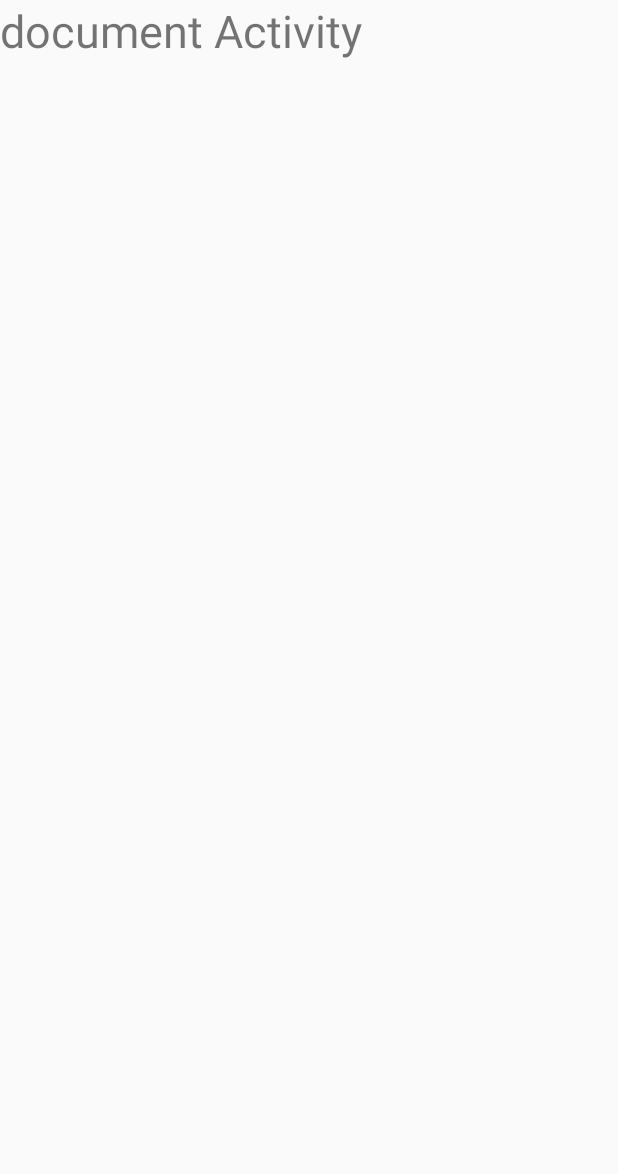
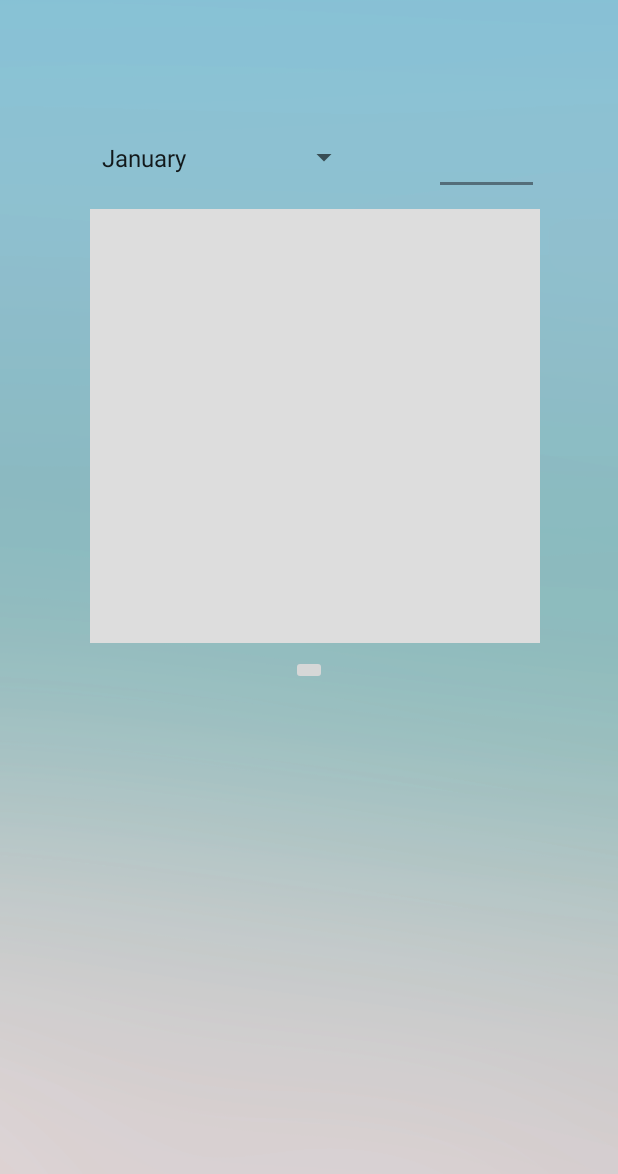
Before and after one commit to Sophia2730/TravelStory, an Android app: the DocumentAdd screen opened directly, with no data from a screen before it, on a phone screen of 412 x 824 dp. Shown: the top 1174 px of the screen. Run offline under Robolectric (Android 15) with nearby library versions, the phone set to English and light mode, and no system bars.

Commit message:
Document ListView SQLite에 추가하기

```diff
--- a/app/src/main/java/com/example/sophia/travelstory/Detail/DocumentAdd.java
+++ b/app/src/main/java/com/example/sophia/travelstory/Detail/DocumentAdd.java
@@ -1,15 +1,71 @@
 package com.example.sophia.travelstory.Detail;
 
+import android.app.Activity;
+import android.content.Intent;
 import android.os.Bundle;
-import android.support.v7.app.AppCompatActivity;
+import android.view.View;
+import android.widget.AdapterView;
+import android.widget.ArrayAdapter;
+import android.widget.EditText;
+import android.widget.ImageButton;
+import android.widget.Spinner;
+import android.widget.Toast;
 
 import com.example.sophia.travelstory.R;
 
-public class DocumentAdd extends AppCompatActivity {
+public class DocumentAdd extends Activity implements AdapterView.OnItemSelectedListener {
+    Spinner spinner;
+    String[] item;
+    ImageButton btn_add;
+    String month, curLocation;
+    DetailDBHelper dbHelper;
+    DocumentFragment document;
 
     @Override
     protected void onCreate(Bundle savedInstanceState) {
         super.onCreate(savedInstanceState);
         setContentView(R.layout.activity_document_add);
+
+        spinner = (Spinner) findViewById(R.id.spinner);
+        spinner.setOnItemSelectedListener(this);
+
+        item = new String[]{"January", "February", "March", "April", "May", "June", "July", "August", "September", "October", "November", "December"};
+
+        ArrayAdapter<String> adapter = new ArrayAdapter<String>(this, android.R.layout.simple_spinner_item, item);
+        adapter.setDropDownViewResource(android.R.layout.simple_spinner_dropdown_item);
+
+        spinner.setAdapter(adapter);
+
+        dbHelper = new DetailDBHelper(getApplicationContext(), "DOCUMENT.db", null, 1);
+        final EditText edt_date, edt_content;
+        edt_date = (EditText) findViewById(R.id.edt_docuDate);
+        edt_content = (EditText) findViewById(R.id.edt_docuContent);
+
+        Intent intent = getIntent();
+        curLocation = intent.getStringExtra("curLocation");
+        document = new DocumentFragment();
+
+        btn_add = (ImageButton) findViewById(R.id.btn_add);
+        btn_add.setOnClickListener(new View.OnClickListener() {
+            @Override
+            public void onClick(View v) {
+                if (Integer.parseInt(edt_date.getText().toString()) > 31)
+                Toast.makeText(DocumentAdd.this, "디비에 넣는 값\n" + curLocation + "/" + month + "/" + edt_date.getText().toString() + "/" + edt_content.getText().toString(), Toast.LENGTH_SHORT).show();
+                dbHelper.insertDocument(curLocation, month, Integer.parseInt(edt_date.getText().toString()), edt_content.getText().toString());
+
+                setResult(200);
+                finish();
+            }
+        });
+    }
+
+    @Override
+    public void onItemSelected(AdapterView<?> parent, View view, int position, long id) {
+        month = item[position];
+    }
+
+    @Override
+    public void onNothingSelected(AdapterView<?> parent) {
+        month = item[0];
     }
 }
--- a/app/src/main/java/com/example/sophia/travelstory/Detail/DocumentLayout.java
+++ b/app/src/main/java/com/example/sophia/travelstory/Detail/DocumentLayout.java
@@ -53,8 +53,8 @@ public class DocumentLayout extends LinearLayout {
 		monthTextView.setText(month);
 	}
 
-	public void setDate(String date) {//소속 설정
-		dateTextView.setText(date);
+	public void setDate(int date) {//소속 설정
+		dateTextView.setText(date + "");
 	}
 
 	public void setContent(String content) {//노래 설정
--- a/app/src/main/java/com/example/sophia/travelstory/Detail/RecodeFragment.java
+++ b/app/src/main/java/com/example/sophia/travelstory/Detail/RecodeFragment.java
@@ -50,8 +50,8 @@ public class RecodeFragment extends Fragment {
 //                //getName() 메서드를 이용하여 아이템에서 이름을 가져옴
 //                String curName = curItem.getName();
 
-                ((DetailActivity) getActivity()).onItemSelected(Recode.get(position).resId, Recode.get(position).name,
-                        Recode.get(position).date, Recode.get(position).time);
+//                ((DetailActivity) getActivity()).onItemSelected(Recode.get(position).resId, Recode.get(position).name,
+//                        Recode.get(position).date, Recode.get(position).time);
             }
         });//end of setOnItemClickListener
 
--- a/app/src/main/java/com/example/sophia/travelstory/MainActivity.java
+++ b/app/src/main/java/com/example/sophia/travelstory/MainActivity.java
@@ -44,12 +44,8 @@ public class MainActivity extends Activity {
                 Plan.add(new TravelItem(R.drawable.travelstory_main_add, cursor.getString(1), cursor.getString(2) + "~" + cursor.getString(3)));
             }
         }
-
         adapter = new MyAdapter(this, R.layout.travel_item, Plan);
-        //listView 레이아웃 참조
         listView = (ListView) findViewById(R.id.listView);
-
-        //어댑터 객체를 리스트 뷰에 설정
         listView.setAdapter(adapter);
 
         listView.setOnItemLongClickListener(new AdapterView.OnItemLongClickListener() {
--- a/app/src/main/res/layout/activity_document_add.xml
+++ b/app/src/main/res/layout/activity_document_add.xml
@@ -1,16 +1,54 @@
 <?xml version="1.0" encoding="utf-8"?>
-<android.support.design.widget.CoordinatorLayout xmlns:android="http://schemas.android.com/apk/res/android"
+<android.support.constraint.ConstraintLayout xmlns:android="http://schemas.android.com/apk/res/android"
     xmlns:app="http://schemas.android.com/apk/res-auto"
     xmlns:tools="http://schemas.android.com/tools"
     android:layout_width="match_parent"
     android:layout_height="match_parent"
+    android:background="@drawable/travelstory_background"
     tools:context="com.example.sophia.travelstory.Detail.DocumentAdd">
 
-    <TextView
+    <Spinner
+        android:id="@+id/spinner"
+        android:layout_width="180dp"
+        android:layout_height="50dp"
+        android:layout_marginLeft="60dp"
+        android:layout_marginTop="80dp"
+        android:gravity="center"
+        app:layout_constraintLeft_toLeftOf="parent"
+        app:layout_constraintTop_toTopOf="parent" />
+
+    <EditText
+        android:id="@+id/edt_docuDate"
+        android:layout_width="70dp"
+        android:layout_height="50dp"
+        android:layout_marginLeft="8dp"
+        android:layout_marginRight="8dp"
+        android:layout_marginTop="0dp"
+        android:gravity="center"
+        android:inputType="number"
+        app:layout_constraintHorizontal_bias="0.482"
+        app:layout_constraintLeft_toRightOf="@+id/spinner"
+        app:layout_constraintRight_toRightOf="parent"
+        app:layout_constraintTop_toTopOf="@+id/spinner" />
+
+    <EditText
+        android:id="@+id/edt_docuContent"
+        android:layout_width="300dp"
+        android:layout_height="289dp"
+        android:layout_marginTop="9dp"
+        android:background="#DDDDDD"
+        app:layout_constraintLeft_toLeftOf="@+id/spinner"
+        app:layout_constraintTop_toBottomOf="@+id/spinner" />
+
+    <ImageButton
+        android:id="@+id/btn_add"
         android:layout_width="wrap_content"
         android:layout_height="wrap_content"
-        android:text="document Activity"
-        android:textSize="30dp"/>
-
-
-</android.support.design.widget.CoordinatorLayout>
+        android:layout_marginLeft="8dp"
+        android:layout_marginRight="8dp"
+        android:layout_marginTop="8dp"
+        app:layout_constraintLeft_toLeftOf="parent"
+        app:layout_constraintRight_toRightOf="parent"
+        app:layout_constraintTop_toBottomOf="@+id/edt_docuContent"
+        app:srcCompat="@drawable/travelstory_register_add" />
+</android.support.constraint.ConstraintLayout>
```
Also changed, not shown: app/src/main/java/com/example/sophia/travelstory/Detail/DetailActivity.java (+30 -21 lines), app/src/main/java/com/example/sophia/travelstory/Detail/DetailDBHelper.java (+26 -2 lines), app/src/main/java/com/example/sophia/travelstory/Detail/DocumentFragment.java (+48 -9 lines), app/src/main/java/com/example/sophia/travelstory/Detail/DocumentItem.java (+4 -4 lines).
